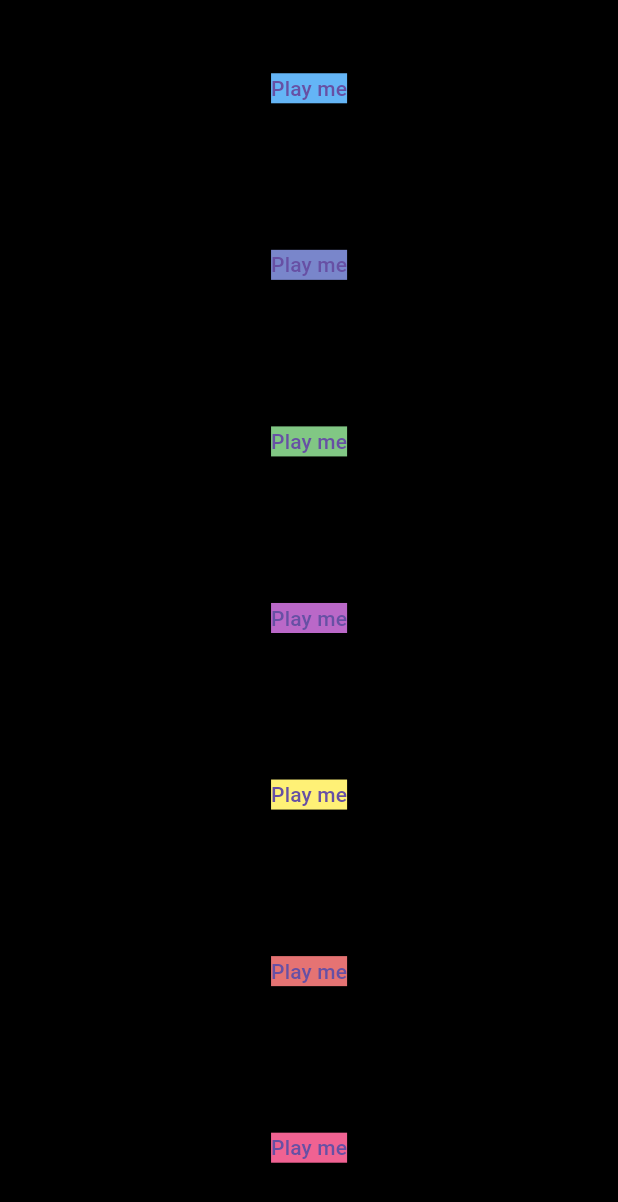
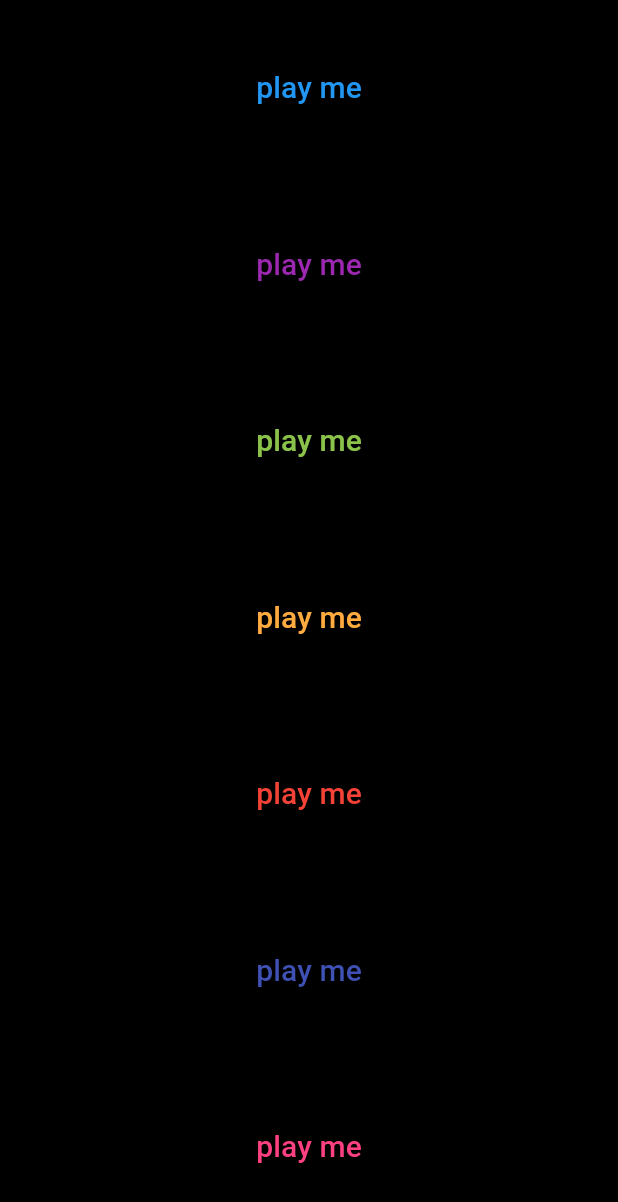
Before and after one commit to shrutiiiiin/xylophone, a Flutter app: the screen it shows after launch, on a phone screen of 412 x 824 dp. Shown: the top 1202 px of the screen. Run offline on Flutter 3.47's test engine with Material 3 defaults, Android fonts, the phone set to English and light mode, and no system bars; our stand-ins replace audioplayers.

Commit message:
inital commit#2

```diff
--- a/lib/main.dart
+++ b/lib/main.dart
@@ -13,6 +13,23 @@ class xylophone extends StatelessWidget {
     player.play(AssetSource('note$soundnum.wav'));
   }
 
+  Expanded buildkey(Color Colors, {required int soundNumber}) {
+    return Expanded(
+      child: TextButton(
+        onPressed: () {
+          Playsound(soundNumber);
+        },
+        child: Text(
+          'play me',
+          style: TextStyle(
+            fontSize: 20,
+            color: Colors,
+          ),
+        ),
+      ),
+    );
+  }
+
   @override
   Widget build(BuildContext context) {
     return MaterialApp(
@@ -23,97 +40,13 @@ class xylophone extends StatelessWidget {
           child: Column(
             crossAxisAlignment: CrossAxisAlignment.stretch,
             children: [
-              Expanded(
-                child: TextButton(
-                  onPressed: () {
-                    Playsound(1);
-                  },
-                  child: Text(
-                    'Play me',
-                    style: TextStyle(
-                      backgroundColor: Colors.blue[300],
-                    ),
-                  ),
-                ),
-              ),
-              Expanded(
-                child: TextButton(
-                  onPressed: () {
-                    Playsound(2);
-                  },
-                  child: Text(
-                    'Play me',
-                    style: TextStyle(
-                      backgroundColor: Colors.indigo[300],
-                    ),
-                  ),
-                ),
-              ),
-              Expanded(
-                child: TextButton(
-                  onPressed: () {
-                    Playsound(3);
-                  },
-                  child: Text(
-                    'Play me',
-                    style: TextStyle(
-                      backgroundColor: Colors.green[300],
-                    ),
-                  ),
-                ),
-              ),
-              Expanded(
-                child: TextButton(
-                  onPressed: () {
-                    Playsound(4);
-                  },
-                  child: Text(
-                    'Play me',
-                    style: TextStyle(
-                      backgroundColor: Colors.purple[300],
-                    ),
-                  ),
-                ),
-              ),
-              Expanded(
-                child: TextButton(
-                  onPressed: () {
-                    Playsound(5);
-                  },
-                  child: Text(
-                    'Play me',
-                    style: TextStyle(
-                      backgroundColor: Colors.yellow[300],
-                    ),
-                  ),
-                ),
-              ),
-              Expanded(
-                child: TextButton(
-                  onPressed: () {
-                    Playsound(6);
-                  },
-                  child: Text(
-                    'Play me',
-                    style: TextStyle(
-                      backgroundColor: Colors.red[300],
-                    ),
-                  ),
-                ),
-              ),
-              Expanded(
-                child: TextButton(
-                  onPressed: () {
-                    Playsound(7);
-                  },
-                  child: Text(
-                    'Play me',
-                    style: TextStyle(
-                      backgroundColor: Colors.pink[300],
-                    ),
-                  ),
-                ),
-              ),
+              buildkey(Colors.blue, soundNumber: 1),
+              buildkey(Colors.purple, soundNumber: 2),
+              buildkey(Colors.lightGreen, soundNumber: 3),
+              buildkey(Colors.orangeAccent, soundNumber: 4),
+              buildkey(Colors.red, soundNumber: 5),
+              buildkey(Colors.indigo, soundNumber: 6),
+              buildkey(Colors.pinkAccent, soundNumber: 7)
             ],
           ),
         ),
```
